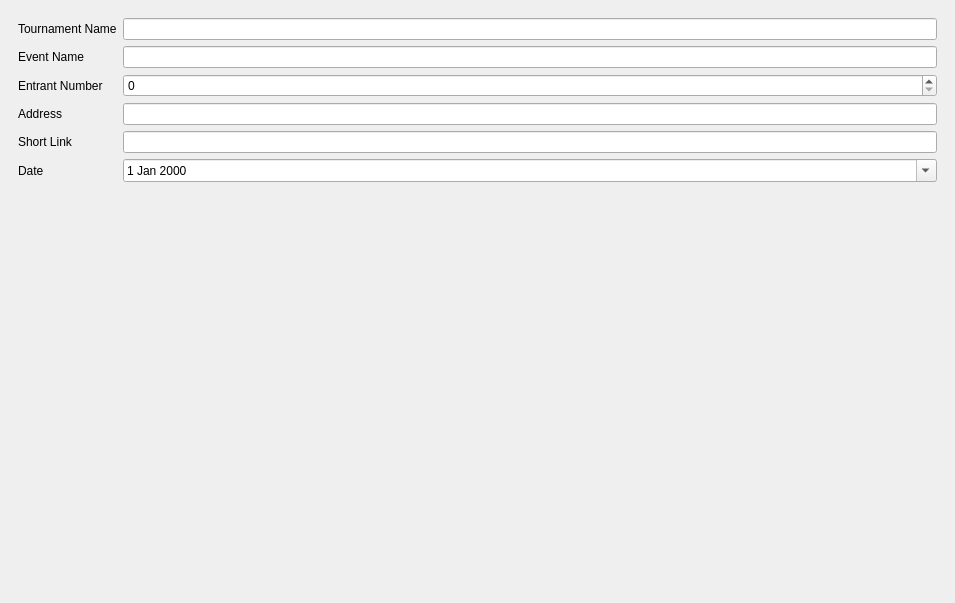
Above: src/layout/TSHTournamentInfo.ui from joaorb64/TournamentStreamHelper before the change. Below: the same form after it.
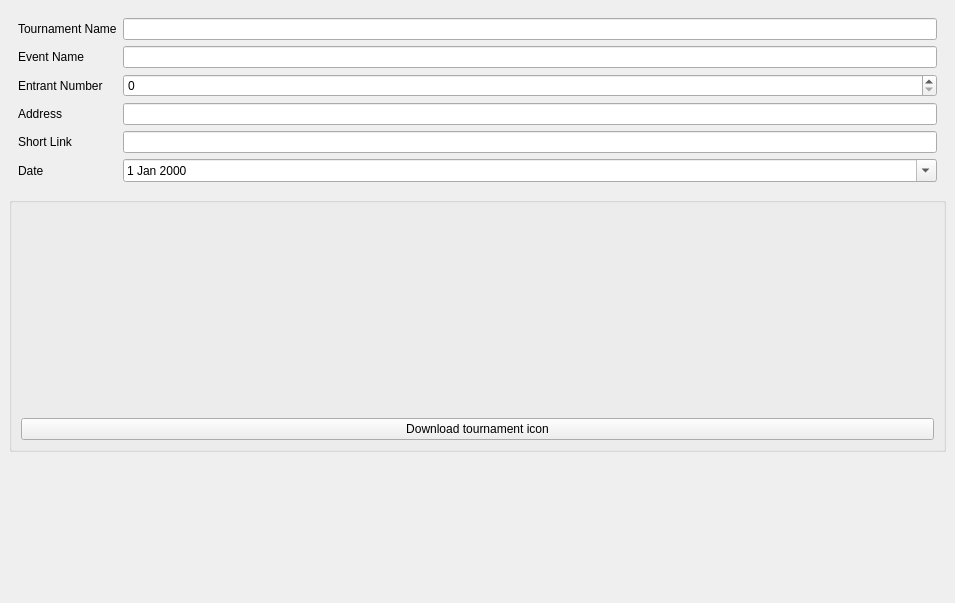
That is the form after the change.

Diff of the .ui file:
```diff
--- a/src/layout/TSHTournamentInfo.ui
+++ b/src/layout/TSHTournamentInfo.ui
@@ -121,6 +121,29 @@
       </item>
      </layout>
     </item>
+    <item>
+     <widget class="QGroupBox" name="horizontalGroupBox">
+      <layout class="QVBoxLayout" name="verticalLayout_2">
+       <item>
+        <widget class="QWidget" name="widget" native="true">
+         <property name="minimumSize">
+          <size>
+           <width>200</width>
+           <height>200</height>
+          </size>
+         </property>
+        </widget>
+       </item>
+       <item>
+        <widget class="QPushButton" name="pushButton">
+         <property name="text">
+          <string>Download tournament icon</string>
+         </property>
+        </widget>
+       </item>
+      </layout>
+     </widget>
+    </item>
     <item>
      <spacer name="verticalSpacer">
       <property name="orientation">
```
